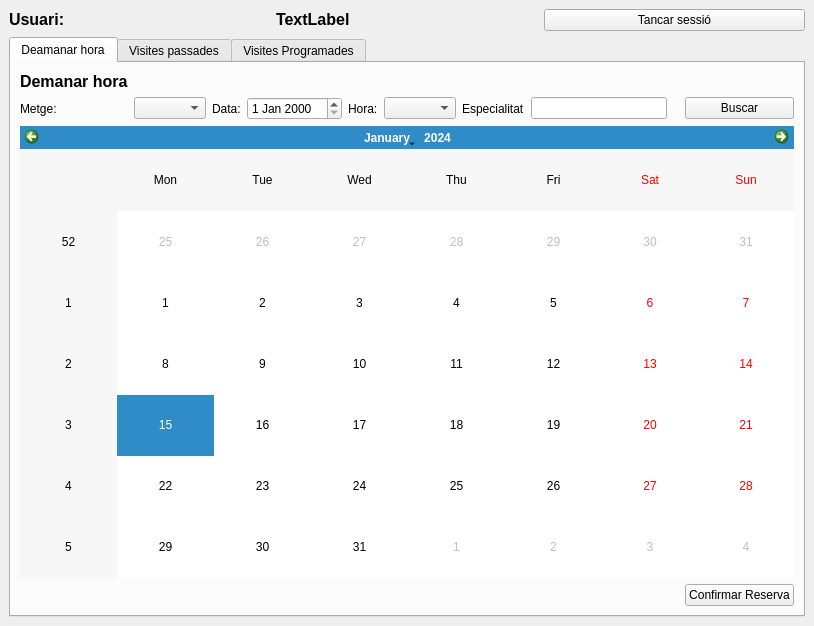
Before: the Qt Designer form ferrer_carles/pacient.ui in cferrermunoz/VisitApp, drawn with Qt 5.
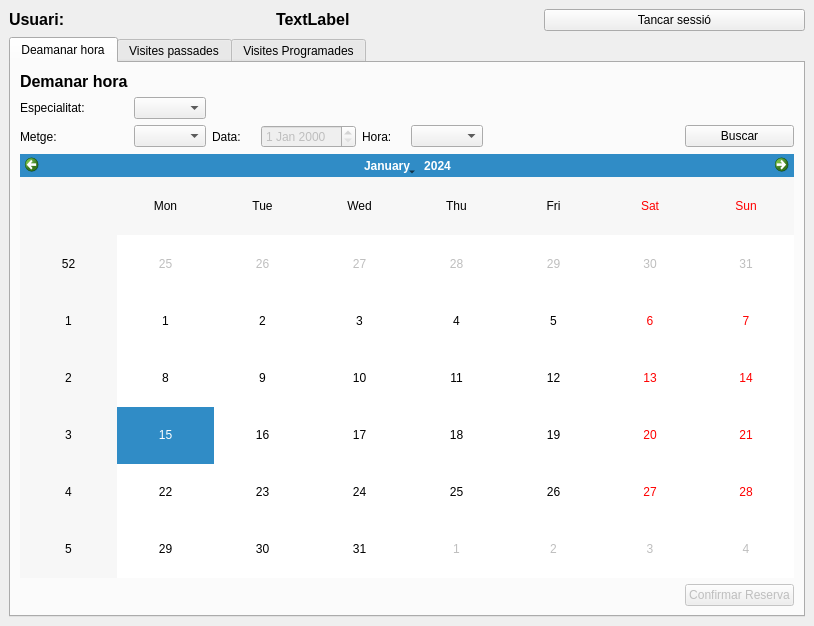
After: the same form once the commit is applied.

The edit to the form file:
```diff
--- a/ferrer_carles/pacient.ui
+++ b/ferrer_carles/pacient.ui
@@ -2,6 +2,9 @@
 <ui version="4.0">
  <class>MainWindow</class>
  <widget class="QMainWindow" name="MainWindow">
+  <property name="enabled">
+   <bool>true</bool>
+  </property>
   <property name="geometry">
    <rect>
     <x>0</x>
@@ -46,27 +49,24 @@
         <string>Deamanar hora</string>
        </attribute>
        <layout class="QGridLayout" name="gridLayout">
-        <item row="1" column="3">
-         <widget class="QDateEdit" name="dateEdit"/>
-        </item>
-        <item row="1" column="2">
-         <widget class="QLabel" name="label_4">
-          <property name="text">
-           <string>Data:</string>
+        <item row="2" column="3">
+         <widget class="QDateEdit" name="dateEdit">
+          <property name="enabled">
+           <bool>false</bool>
           </property>
          </widget>
         </item>
-        <item row="1" column="4">
+        <item row="2" column="4">
          <widget class="QLabel" name="label_7">
           <property name="text">
            <string>Hora:</string>
           </property>
          </widget>
         </item>
-        <item row="1" column="6">
-         <widget class="QLabel" name="label_3">
+        <item row="2" column="2">
+         <widget class="QLabel" name="label_4">
           <property name="text">
-           <string>Especialitat</string>
+           <string>Data:</string>
           </property>
          </widget>
         </item>
@@ -77,38 +77,48 @@
           </property>
          </widget>
         </item>
-        <item row="2" column="0" colspan="11">
+        <item row="2" column="5">
+         <widget class="QComboBox" name="cboHora"/>
+        </item>
+        <item row="3" column="0" colspan="11">
          <widget class="QCalendarWidget" name="calendarWidget"/>
         </item>
-        <item row="1" column="0">
+        <item row="4" column="10">
+         <widget class="QPushButton" name="btnConfirm">
+          <property name="enabled">
+           <bool>false</bool>
+          </property>
+          <property name="text">
+           <string>Confirmar Reserva</string>
+          </property>
+         </widget>
+        </item>
+        <item row="2" column="0">
          <widget class="QLabel" name="label_2">
           <property name="text">
            <string>Metge:</string>
           </property>
          </widget>
         </item>
-        <item row="1" column="1">
+        <item row="2" column="1">
          <widget class="QComboBox" name="cboMetge"/>
         </item>
-        <item row="1" column="10">
+        <item row="2" column="10">
          <widget class="QPushButton" name="btnBuscar">
           <property name="text">
            <string>Buscar</string>
           </property>
          </widget>
         </item>
-        <item row="3" column="10">
-         <widget class="QPushButton" name="btnConfirm">
+        <item row="1" column="0">
+         <widget class="QLabel" name="label_3">
           <property name="text">
-           <string>Confirmar Reserva</string>
+           <string>Especialitat:</string>
           </property>
          </widget>
         </item>
-        <item row="1" column="7">
-         <widget class="QLineEdit" name="txbEspecialitat"/>
-        </item>
-        <item row="1" column="5">
-         <widget class="QComboBox" name="cboHora"/>
+        <item row="1" column="1">
+         <widget class="QComboBox" name="cboEspecialitat"/>
         </item>
        </layout>
       </widget>
```
